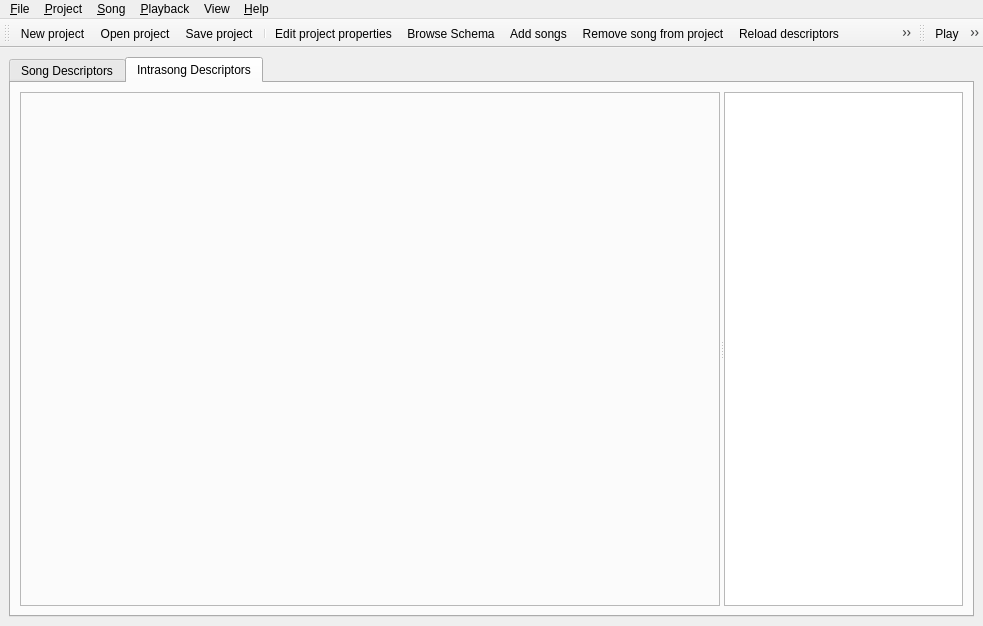
clam-project/clam, file Annotator/src/Annotator.ui: the form before one commit.
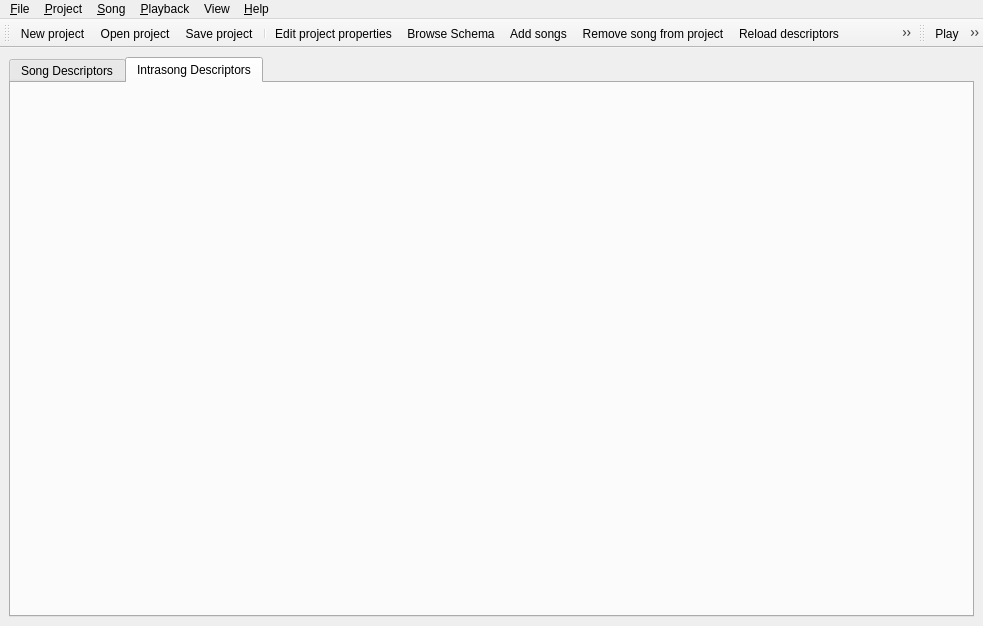
The form after the commit. Icons and pictures are not drawn. Custom widgets are drawn as their Qt base class.

Commit message: remove old annotator frame level descriptors area

The edit to the form file:
```diff
--- a/Annotator/src/Annotator.ui
+++ b/Annotator/src/Annotator.ui
@@ -142,56 +142,7 @@
           <widget class="QSplitter" name="mFrameEditorSplit" >
            <property name="orientation" >
             <enum>Qt::Horizontal</enum>
-           </property>
-           <widget class="CLAM::VM::BPFPlot" name="mBPFEditor" >
-            <property name="sizePolicy" >
-             <sizepolicy vsizetype="MinimumExpanding" hsizetype="MinimumExpanding" >
-              <horstretch>2</horstretch>
-              <verstretch>0</verstretch>
-             </sizepolicy>
-            </property>
-            <property name="minimumSize" >
-             <size>
-              <width>700</width>
-              <height>200</height>
-             </size>
-            </property>
-            <property name="focusPolicy" >
-             <enum>Qt::WheelFocus</enum>
-            </property>
-            <property name="whatsThis" >
-             <string>&lt;p>The &lt;b>frame level descriptors editor&lt;/b> allows editing
-			 floating point descriptors that has an occurrence for each frame.&lt;/p>
-			 &lt;ul>
-			 &lt;li>Dragging Points: Moving them.&lt;/li>
-			 &lt;li>Page up/down: Set focus prev/next point&lt;/li>
-			 &lt;li>Hover point: Set focus to point&lt;/li>
-			 &lt;li>Dragging play positon: Moves it.&lt;/li>
-			 &lt;li>'r'+Click: Set the current play position.&lt;/li>
-			 &lt;li>Arrows: Change focused point values&lt;/li>
-			 &lt;/ul></string>
-            </property>
-            <property name="frameShape" >
-             <enum>QFrame::StyledPanel</enum>
-            </property>
-            <property name="frameShadow" >
-             <enum>QFrame::Raised</enum>
-            </property>
-           </widget>
-           <widget class="QListWidget" name="mFrameLevelAttributeList" >
-            <property name="minimumSize" >
-             <size>
-              <width>150</width>
-              <height>0</height>
-             </size>
-            </property>
-            <property name="alternatingRowColors" >
-             <bool>true</bool>
-            </property>
-            <property name="resizeMode" >
-             <enum>QListView::Adjust</enum>
-            </property>
-           </widget>
+           </property>          
           </widget>
          </widget>
         </item>
```
Left out of the diff: 2 changed lines with no effect on the pictures. The commit also changes 3 other files.
